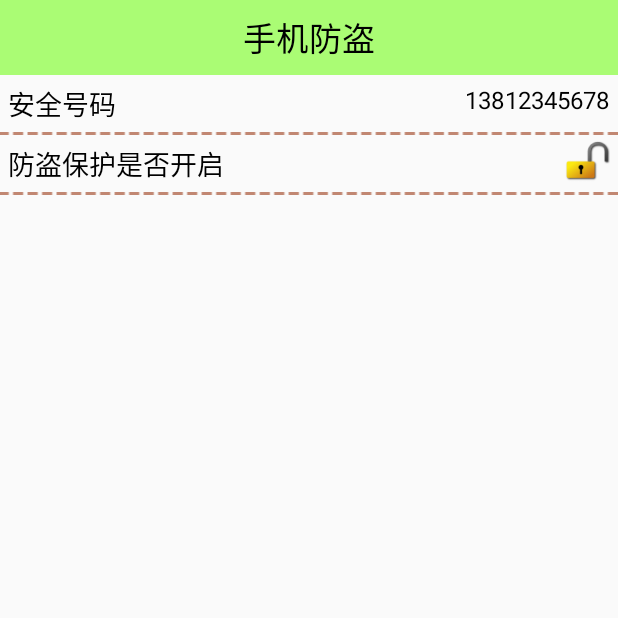
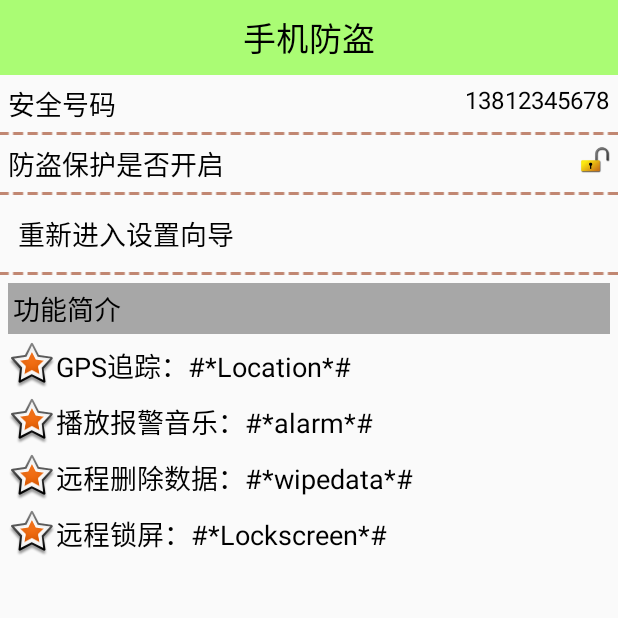
Before and after one commit to ios123developer/MobileSafe, an Android app: the Setup4Activity screen opened directly, with no data from a screen before it, after a tap on "设置完成", on a phone screen of 412 x 824 dp, the top half of it. Run offline under Robolectric (Android 15) with nearby library versions, the phone set to English and light mode, and no system bars.

Commit message:
添加设置向导页的手势滑动

```diff
--- /dev/null
+++ b/app/src/main/java/com/szzgkon/mobilesafe/activity/BaseSetupActivity.java
@@ -0,0 +1,81 @@
+package com.szzgkon.mobilesafe.activity;
+
+import android.app.Activity;
+import android.content.SharedPreferences;
+import android.os.Bundle;
+import android.view.GestureDetector;
+import android.view.MotionEvent;
+import android.view.View;
+import android.widget.Toast;
+
+/**
+ * Created by zhangyongke on 16/9/12.
+ */
+
+/**
+ * 设置引导页的基类，不需要再清单文件中注册，因为不需要展示
+ */
+public abstract class BaseSetupActivity extends Activity {
+    private GestureDetector mDectector;
+    public SharedPreferences mPref;
+    @Override
+    protected void onCreate(Bundle savedInstanceState) {
+        super.onCreate(savedInstanceState);
+        mPref = getSharedPreferences("config",MODE_PRIVATE);
+        //手势识别器
+        mDectector = new GestureDetector(this, new GestureDetector.SimpleOnGestureListener(){
+            /**
+             * 监听手势滑动事件
+             * @param e1 表示滑动的起点
+             * @param e2 表示滑动的终点
+             * @param velocityX 表示水平速度
+             * @param velocityY 表示垂直速度
+             * @return
+             */
+            @Override
+            public boolean onFling(MotionEvent e1, MotionEvent e2, float velocityX, float velocityY) {
+
+                //判断纵向滑动幅度是否过大，过大的话不允许切换界面
+                if(Math.abs(e2.getRawY() - e1.getRawY())>100){
+                    Toast.makeText(BaseSetupActivity.this,"不能这样划哦",Toast.LENGTH_SHORT).show();
+                    return true;
+                }
+                if(Math.abs(velocityX) < 100){
+                    Toast.makeText(BaseSetupActivity.this,"滑动的太慢哦",Toast.LENGTH_SHORT).show();
+                 return true;
+                }
+                if(e2.getRawX() - e1.getRawX() > 200 ){
+                    showPreviousPage();
+                    return true;
+
+                }else if(e1.getRawX() - e2.getRawX() >200){
+                    showNextPage();
+                    return true;
+                }
+                return super.onFling(e1, e2, velocityX, velocityY);
+            }
+        });
+    }
+    /**
+     * 展示上一页,抽象方法，子类必须实现
+     */
+    public abstract void showPreviousPage();
+
+    /**
+     * 展示下一页
+     */
+    public abstract void showNextPage();
+    @Override
+    public boolean onTouchEvent(MotionEvent event) {
+        mDectector.onTouchEvent(event);//委托手势识别器处理触摸事件
+        return super.onTouchEvent(event);
+    }
+    //下一页
+    public void next(View view){
+        showNextPage();
+    }
+    //上一页
+    public void previous(View view){
+        showPreviousPage();
+    }
+}
--- a/app/src/main/java/com/szzgkon/mobilesafe/activity/Setup4Activity.java
+++ b/app/src/main/java/com/szzgkon/mobilesafe/activity/Setup4Activity.java
@@ -1,34 +1,34 @@
 package com.szzgkon.mobilesafe.activity;
 
 import android.content.Intent;
-import android.content.SharedPreferences;
 import android.os.Bundle;
-import android.support.v7.app.AppCompatActivity;
-import android.view.View;
 
 import com.szzgkon.mobilesafe.R;
 
-public class Setup4Activity extends AppCompatActivity {
+public class Setup4Activity extends BaseSetupActivity {
 
-    private SharedPreferences mPref;
 
     @Override
     protected void onCreate(Bundle savedInstanceState) {
         super.onCreate(savedInstanceState);
         setContentView(R.layout.activity_setup4);
-       mPref =  getSharedPreferences("config",MODE_PRIVATE);
 
     }
-    //下一页
-    public void next(View view){
 
+    @Override
+    public void showPreviousPage() {
+        startActivity(new Intent(this,Setup3Activity.class));
+        finish();
+        overridePendingTransition(R.anim.tran_previous_in,R.anim.tran_previous_out);
+    }
+
+    @Override
+    public void showNextPage() {
         startActivity(new Intent(this,LostFindActivity.class));
         finish();
+        //两个界面之间的切换动画
+        overridePendingTransition(R.anim.tran_in,R.anim.tran_out);
         mPref.edit().putBoolean("configed",true).commit();//更新sharePreference，表示已经展示过设置向导了
     }
-    //上一页
-    public void previous(View view){
-        startActivity(new Intent(this,Setup3Activity.class));
-        finish();
-    }
+
 }
--- /dev/null
+++ b/app/src/main/res/anim/tran_in.xml
@@ -0,0 +1,7 @@
+<?xml version="1.0" encoding="utf-8"?>
+<set xmlns:android="http://schemas.android.com/apk/res/android">
+    <translate
+        android:fromXDelta="100%p"
+        android:toXDelta="0"
+        android:duration="500"/>
+</set>
--- /dev/null
+++ b/app/src/main/res/anim/tran_out.xml
@@ -0,0 +1,7 @@
+<?xml version="1.0" encoding="utf-8"?>
+<set xmlns:android="http://schemas.android.com/apk/res/android">
+<translate
+    android:fromXDelta="0"
+    android:toXDelta="-100%p"
+    android:duration="500"/>
+</set>
--- /dev/null
+++ b/app/src/main/res/anim/tran_previous_in.xml
@@ -0,0 +1,7 @@
+<?xml version="1.0" encoding="utf-8"?>
+<set xmlns:android="http://schemas.android.com/apk/res/android">
+<translate
+    android:fromXDelta="-100%p"
+    android:toXDelta="0"
+    android:duration="500"/>
+</set>
--- /dev/null
+++ b/app/src/main/res/anim/tran_previous_out.xml
@@ -0,0 +1,7 @@
+<?xml version="1.0" encoding="utf-8"?>
+<set xmlns:android="http://schemas.android.com/apk/res/android">
+<translate
+    android:fromXDelta="0"
+    android:toXDelta="100%p"
+    android:duration="500"/>
+</set>
--- /dev/null
+++ b/app/src/main/res/drawable/gradient_box.xml
@@ -0,0 +1,27 @@
+<?xml version="1.0" encoding="utf-8"?>
+<shape xmlns:android="http://schemas.android.com/apk/res/android"
+        android:shape="rectangle">
+        <!--圆角-->
+        <corners android:radius="5dp" />
+        <!--渐变
+        <gradient
+            android:startColor="#FFFF0000"
+            android:centerColor="#000000"
+            android:endColor="#80FF00FF" />
+                                             -->
+        <!--纯色-->
+        <solid android:color="#9000"/>
+
+        <padding android:left="7dp"
+            android:top="7dp"
+            android:right="7dp"
+            android:bottom="7dp" />
+        <!--边框
+        <stroke android:width="1dp"
+                android:color="#000"
+                android:dashWidth="5dp"
+                android:dashGap="3dp"/>
+                                     -->
+
+
+</shape>
--- /dev/null
+++ b/app/src/main/res/drawable/shape_selector.xml
@@ -0,0 +1,6 @@
+<?xml version="1.0" encoding="utf-8"?>
+<selector xmlns:android="http://schemas.android.com/apk/res/android">
+    <item android:state_pressed="true" android:drawable="@drawable/gradient_box"/>
+    <item android:drawable="@android:color/transparent"/>
+
+</selector>
--- a/app/src/main/res/layout/activity_lost_find.xml
+++ b/app/src/main/res/layout/activity_lost_find.xml
@@ -41,8 +41,8 @@
           style="@style/ContentStyle"
           android:text="防盗保护是否开启" />
       <ImageView
-          android:layout_width="30dp"
-          android:layout_height="30dp"
+          android:layout_width="20dp"
+          android:layout_height="20dp"
           android:src="@drawable/unlock"
           android:layout_alignParentRight="true"
           android:layout_centerVertical="true"
@@ -57,4 +57,50 @@
        android:background="@drawable/listview_divider"
        android:layout_marginTop="5dp"/>
 
+      <TextView
+          style="@style/ContentStyle"
+          android:layout_width="match_parent"
+          android:text="重新进入设置向导"
+          android:clickable="true"
+          android:background="@drawable/shape_selector"
+          android:layout_marginRight="5dp"
+          android:onClick="reEnter"/>
+   <ImageView
+       android:layout_width="wrap_content"
+       android:layout_height="wrap_content"
+       android:layout_gravity="center_horizontal"
+       android:background="@drawable/listview_divider"
+       android:layout_marginTop="5dp"/>
+   <TextView
+       android:layout_width="match_parent"
+       android:layout_height="wrap_content"
+       android:text="功能简介"
+       android:textColor="@color/black"
+       android:textSize="18sp"
+       android:layout_marginLeft="5dp"
+       android:layout_marginRight="5dp"
+       android:background="#5000"
+       android:layout_marginTop="5dp"
+       android:padding="3dp"/>
+   <TextView
+       style="@style/ContentStyle"
+       android:drawableLeft="@android:drawable/star_big_on"
+       android:gravity="center"
+       android:text="GPS追踪：#*Location*#"/>
+   <TextView
+       style="@style/ContentStyle"
+       android:drawableLeft="@android:drawable/star_big_on"
+       android:gravity="center"
+       android:text="播放报警音乐：#*alarm*#"/>
+   <TextView
+       style="@style/ContentStyle"
+       android:drawableLeft="@android:drawable/star_big_on"
+       android:gravity="center"
+       android:text="远程删除数据：#*wipedata*#"/>
+   <TextView
+       style="@style/ContentStyle"
+       android:drawableLeft="@android:drawable/star_big_on"
+       android:gravity="center"
+       android:text="远程锁屏：#*Lockscreen*#"/>
+
 </LinearLayout>
```
Also changed, not shown: app/src/main/AndroidManifest.xml (+18 -7 lines), app/src/main/java/com/szzgkon/mobilesafe/activity/LostFindActivity.java (+9 -0 lines), app/src/main/java/com/szzgkon/mobilesafe/activity/Setup1Activity.java (+13 -5 lines), app/src/main/java/com/szzgkon/mobilesafe/activity/Setup2Activity.java (+46 -8 lines), app/src/main/java/com/szzgkon/mobilesafe/activity/Setup3Activity.java (+15 -10 lines), app/src/main/java/com/szzgkon/mobilesafe/receiver/BootCompleteReceiver.java (added, +27 -0 lines).
